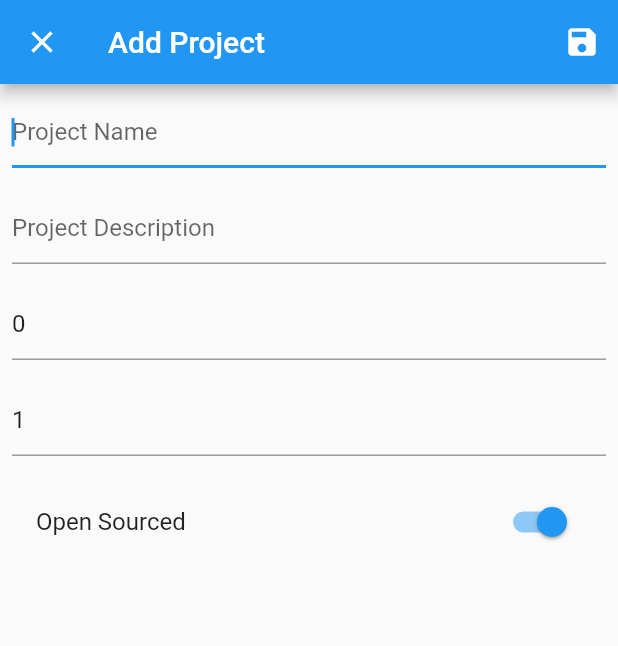
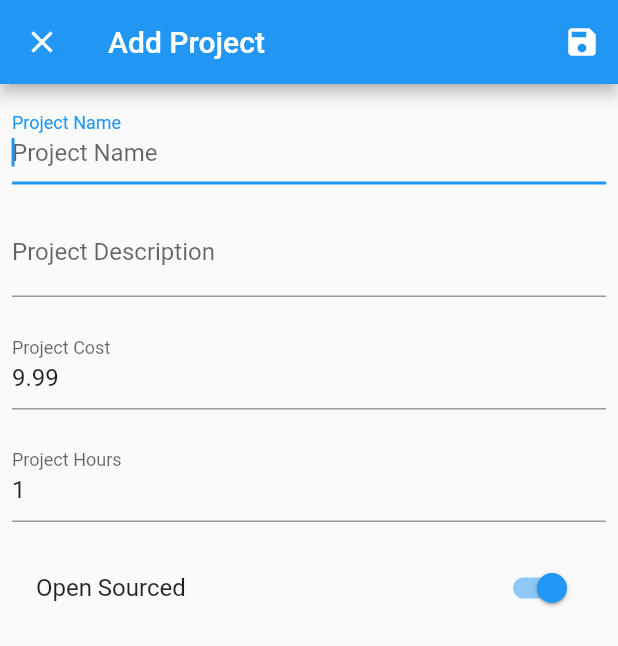
Before and after one commit to rodydavis/flutter_devs, a Flutter app: the screen it shows after launch, after a tap on "Client", after a tap on the "add" icon, on a phone screen of 412 x 824 dp. Shown: the top 646 px of the screen. Run offline on Flutter 3.47's test engine with Material 2 defaults, Android fonts, the phone set to English and light mode, and no system bars; our stand-ins replace localstorage, timeago; missing offline and left inert: dart_firebase; accounts and stored records are empty; generated files the repository leaves out were written again.

Commit message:
updating app bar

```diff
--- a/lib/ui/client/projects/screen.dart
+++ b/lib/ui/client/projects/screen.dart
@@ -1,21 +1,15 @@
 import 'package:flutter/material.dart';
-import 'package:flutter_devs/data/classes/project.dart';
-import 'package:flutter_devs/data/models/index.dart';
-import 'package:flutter_devs/ui/developer/projects/screen.dart';
 import 'package:provider/provider.dart';
+
+import '../../../data/classes/project.dart';
+import '../../../data/models/index.dart';
+import '../../developer/projects/screen.dart';
 
 class CurrentProjectsScreen extends StatelessWidget {
   @override
   Widget build(BuildContext context) {
     return Consumer<ProjectState>(
       builder: (context, model, child) => Scaffold(
-            appBar: AppBar(
-              leading: AccountButton(),
-              title: Text('Current Projects'),
-              actions: <Widget>[
-                FilterButton(),
-              ],
-            ),
             floatingActionButton: FloatingActionButton(
               child: Icon(Icons.add),
               onPressed: () {
@@ -32,24 +26,36 @@ class CurrentProjectsScreen extends StatelessWidget {
                 });
               },
             ),
-            body: Builder(
-              builder: (_) {
-                if (model?.projects == null || model.projects.isEmpty) {
-                  return Center(
+            body: CustomScrollView(
+              slivers: <Widget>[
+                SliverAppBar(
+                  expandedHeight: 75,
+                  leading: AccountButton(),
+                  title: Text('Current Projects'),
+                  actions: <Widget>[
+                    FilterButton(),
+                  ],
+                ),
+                if (model?.projects == null || model.projects.isEmpty) ...[
+                  SliverFillRemaining(
+                      child: Center(
                     child: Text(
                       'No Projects Avaliable',
                       style: Theme.of(context).textTheme.title,
                     ),
-                  );
-                }
-                return ListView.builder(
-                  itemBuilder: (context, index) {
-                    final _item = model.projects[index];
-                    return NewProjectItem(project: _item);
-                  },
-                  itemCount: model.projects.length,
-                );
-              },
+                  ))
+                ] else ...[
+                  SliverList(
+                    delegate: SliverChildBuilderDelegate(
+                      (context, index) {
+                        final _item = model.projects[index];
+                        return NewProjectItem(project: _item);
+                      },
+                      childCount: model.projects.length,
+                    ),
+                  ),
+                ],
+              ],
             ),
           ),
     );
@@ -68,7 +74,7 @@ class _AddProjectScreenState extends State<AddProjectScreen> {
     dateCreated: DateTime.now(),
     openSourced: true,
     description: '',
-    bounty: 0,
+    bounty: 9.99,
     hours: 1,
   );
   @override
@@ -80,6 +86,7 @@ class _AddProjectScreenState extends State<AddProjectScreen> {
           IconButton(
             icon: Icon(Icons.save),
             onPressed: () {
+              _formKey.currentState.save();
               Navigator.pop(context, _project);
             },
           )
@@ -93,7 +100,8 @@ class _AddProjectScreenState extends State<AddProjectScreen> {
               padding: EdgeInsets.all(8.0),
               child: TextFormField(
                 autofocus: true,
-                decoration: InputDecoration(hintText: 'Project Name'),
+                decoration: InputDecoration(
+                    hintText: 'Project Name', labelText: 'Project Name'),
                 initialValue: _project?.name,
                 onSaved: (val) => _project?.name = val,
               ),
@@ -101,7 +109,9 @@ class _AddProjectScreenState extends State<AddProjectScreen> {
             Container(
               padding: EdgeInsets.all(8.0),
               child: TextFormField(
-                decoration: InputDecoration(hintText: 'Project Description '),
+                decoration: InputDecoration(
+                    hintText: 'Project Description',
+                    labelText: 'Project Description'),
                 initialValue: _project?.description,
                 onSaved: (val) => _project?.description = val,
               ),
@@ -109,7 +119,8 @@ class _AddProjectScreenState extends State<AddProjectScreen> {
             Container(
               padding: EdgeInsets.all(8.0),
               child: TextFormField(
-                decoration: InputDecoration(hintText: 'Project Cost'),
+                decoration: InputDecoration(
+                    hintText: 'Project Cost', labelText: 'Project Cost'),
                 initialValue: _project?.bounty?.toString(),
                 onSaved: (val) => _project?.bounty = double?.tryParse(val),
               ),
@@ -117,7 +128,8 @@ class _AddProjectScreenState extends State<AddProjectScreen> {
             Container(
               padding: EdgeInsets.all(8.0),
               child: TextFormField(
-                decoration: InputDecoration(hintText: 'Project Hours'),
+                decoration: InputDecoration(
+                    hintText: 'Project Hours', labelText: 'Project Hours'),
                 initialValue: _project?.hours?.toString(),
                 onSaved: (val) => _project?.hours = int?.tryParse(val),
               ),
--- a/lib/ui/home/screen.dart
+++ b/lib/ui/home/screen.dart
@@ -40,10 +40,11 @@ class LoginScreen extends StatelessWidget {
   @override
   Widget build(BuildContext context) {
     return Scaffold(
-      appBar: AppBar(
-        title: Text('Login Screen'),
-      ),
-      body: Column(
+      // appBar: AppBar(
+      //   title: Text('Login Screen'),
+      // ),
+      body: SafeArea(
+        child: Column(
           children: <Widget>[
             Container(
               padding: EdgeInsets.all(10.0),
@@ -142,6 +143,7 @@ class LoginScreen extends StatelessWidget {
             )
           ],
         ),
+      ),
     );
     // return SignInScreen(
     //   title: "Login",
```
Also changed, not shown: lib/ui/developer/projects/screen.dart (+17 -12 lines). Lines whose indentation alone changed are shown as unchanged.
